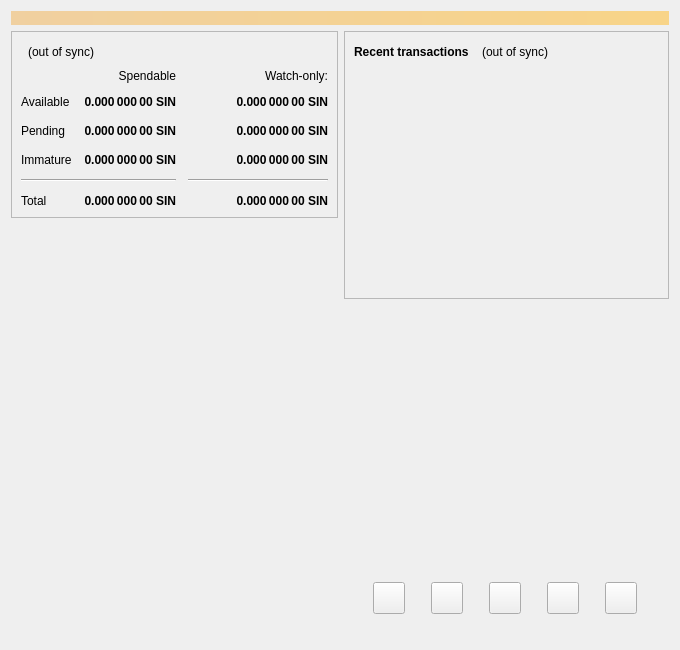
This is src/qt/forms/overviewpage.ui in uhlik-sinovate-development/SIN-core as Qt 5 draws it before an edit. The edited form follows.
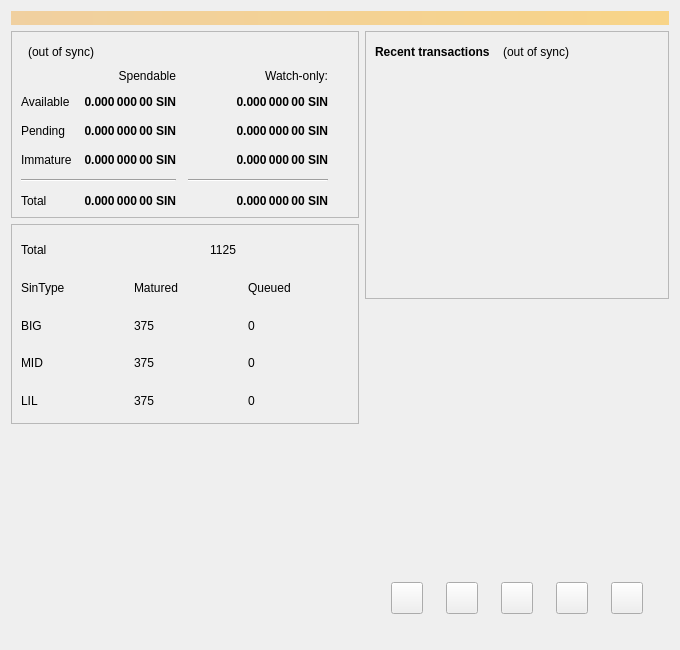
This is the edited form. Icons and pictures are not drawn.

Commit message: onchain infinity node list

What changed in the file:
```diff
--- a/src/qt/forms/overviewpage.ui
+++ b/src/qt/forms/overviewpage.ui
@@ -399,6 +399,157 @@
          </layout>
         </widget>
        </item>
+       <item>
+        <widget class="QFrame" name="frameStatistic">
+         <property name="minimumSize">
+          <size>
+           <width>348</width>
+           <height>200</height>
+          </size>
+         </property>
+         <property name="layoutDirection">
+          <enum>Qt::LeftToRight</enum>
+         </property>
+         <property name="frameShape">
+          <enum>QFrame::StyledPanel</enum>
+         </property>
+         <property name="frameShadow">
+          <enum>QFrame::Raised</enum>
+         </property>
+         <layout class="QVBoxLayout" name="VerticalLayout_ST1">
+          <property name="topMargin">
+           <number>12</number>
+          </property>
+          <item>
+           <layout class="QGridLayout" name="statisticFormLayout">
+            <property name="spacing">
+             <number>12</number>
+            </property>
+            <property name="horizontalSpacing">
+             <number>12</number>
+            </property>
+            <property name="verticalSpacing">
+             <number>12</number>
+            </property>
+            <property name="topMargin">
+             <number>0</number>
+            </property>
+            <item row="0" column="0">
+             <widget class="QLabel" name="labelStatisticTotalNodeText">
+              <property name="text">
+               <string notr="true">Total</string>
+              </property>
+             </widget>
+            </item>
+            <item row="0" column="1">
+             <widget class="QLabel" name="labelStatisticTotalNode">
+              <property name="text">
+               <string notr="true">1125</string>
+              </property>
+              <property name="alignment">
+               <set>Qt::AlignRight|Qt::AlignTrailing|Qt::AlignVCenter</set>
+              </property>
+             </widget>
+            </item>
+            <item row="0" column="2">
+             <widget class="QLabel" name="labelNullString">
+              <property name="text">
+               <string notr="true"></string>
+              </property>
+              <property name="alignment">
+               <set>Qt::AlignRight|Qt::AlignTrailing|Qt::AlignVCenter</set>
+              </property>
+             </widget>
+            </item>
+            <item row="1" column="0">
+             <widget class="QLabel" name="labelSinType">
+              <property name="text">
+               <string>SinType</string>
+              </property>
+             </widget>
+            </item>
+            <item row="1" column="1">
+             <widget class="QLabel" name="labelNodeMatured">
+              <property name="text">
+               <string notr="true">Matured</string>
+              </property>
+             </widget>
+            </item>
+            <item row="1" column="2">
+             <widget class="QLabel" name="labelNodeQueued">
+              <property name="text">
+               <string notr="true">Queued</string>
+              </property>
+             </widget>
+            </item>
+            <item row="2" column="0">
+             <widget class="QLabel" name="labelBIGNodeText">
+              <property name="text">
+               <string>BIG</string>
+              </property>
+             </widget>
+            </item>
+            <item row="2" column="1">
+             <widget class="QLabel" name="labelBIGNode">
+              <property name="text">
+               <string notr="true">375</string>
+              </property>
+             </widget>
+            </item>
+            <item row="2" column="2">
+             <widget class="QLabel" name="labelBIGNodeQueued">
+              <property name="text">
+               <string notr="true">0</string>
+              </property>
+             </widget>
+            </item>
+            <item row="3" column="0">
+             <widget class="QLabel" name="labelMIDNodeText">
+              <property name="text">
+               <string>MID</string>
+              </property>
+             </widget>
+            </item>
+            <item row="3" column="1">
+             <widget class="QLabel" name="labelMIDNode">
+              <property name="text">
+               <string notr="true">375</string>
+              </property>
+             </widget>
+            </item>
+            <item row="3" column="2">
+             <widget class="QLabel" name="labelMIDNodeQueued">
+              <property name="text">
+               <string notr="true">0</string>
+              </property>
+             </widget>
+            </item>
+            <item row="4" column="0">
+             <widget class="QLabel" name="labelLILNodeText">
+              <property name="text">
+               <string>LIL</string>
+              </property>
+             </widget>
+            </item>
+            <item row="4" column="1">
+             <widget class="QLabel" name="labelLILNode">
+              <property name="text">
+               <string notr="true">375</string>
+              </property>
+             </widget>
+            </item>
+            <item row="4" column="2">
+             <widget class="QLabel" name="labelLILNodeQueued">
+              <property name="text">
+               <string notr="true">0</string>
+              </property>
+             </widget>
+            </item>
+           </layout>
+          </item>
+         </layout>
+        </widget>
+       </item>
        <item>
         <spacer name="verticalSpacer">
          <property name="orientation">
```
The commit also changes 11 other files.
